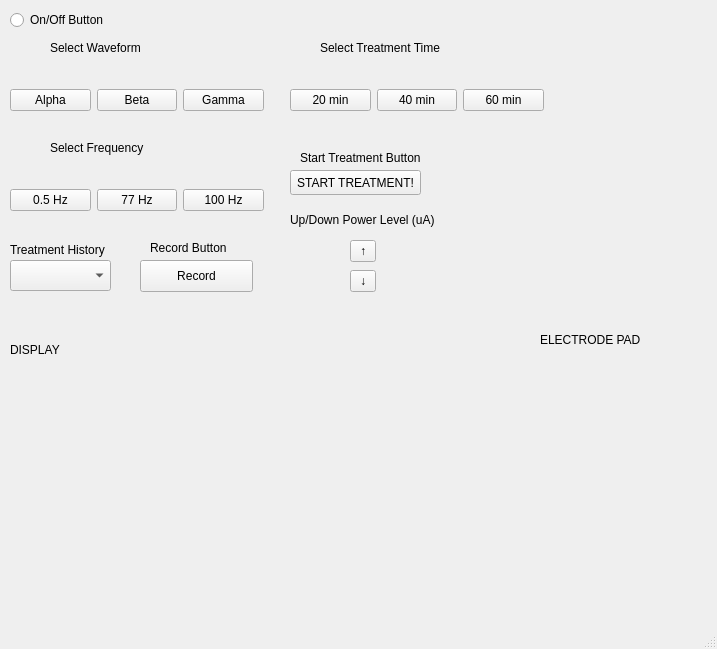
j4d3l1/CES, file mainwindow.ui: the form before one commit.
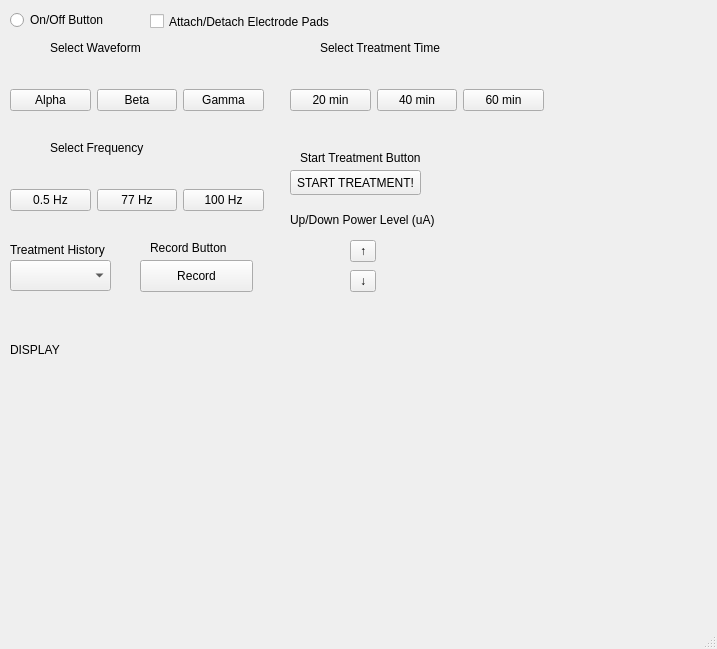
The form after the commit.

```diff
--- a/mainwindow.ui
+++ b/mainwindow.ui
@@ -257,30 +257,6 @@
      <string>DISPLAY</string>
     </property>
    </widget>
-   <widget class="QWidget" name="horizontalLayoutWidget_4">
-    <property name="geometry">
-     <rect>
-      <x>540</x>
-      <y>360</y>
-      <width>161</width>
-      <height>111</height>
-     </rect>
-    </property>
-    <layout class="QHBoxLayout" name="electrodePadHolder"/>
-   </widget>
-   <widget class="QLabel" name="label_11">
-    <property name="geometry">
-     <rect>
-      <x>540</x>
-      <y>330</y>
-      <width>101</width>
-      <height>20</height>
-     </rect>
-    </property>
-    <property name="text">
-     <string>ELECTRODE PAD</string>
-    </property>
-   </widget>
    <widget class="QLabel" name="label_12">
     <property name="geometry">
      <rect>
@@ -327,6 +303,19 @@
      </item>
     </layout>
    </widget>
+   <widget class="QCheckBox" name="attachToggle">
+    <property name="geometry">
+     <rect>
+      <x>150</x>
+      <y>10</y>
+      <width>191</width>
+      <height>23</height>
+     </rect>
+    </property>
+    <property name="text">
+     <string>Attach/Detach Electrode Pads</string>
+    </property>
+   </widget>
   </widget>
   <widget class="QMenuBar" name="menubar">
    <property name="geometry">
```
Left out of the diff: 2 changed lines with no effect on the pictures.
